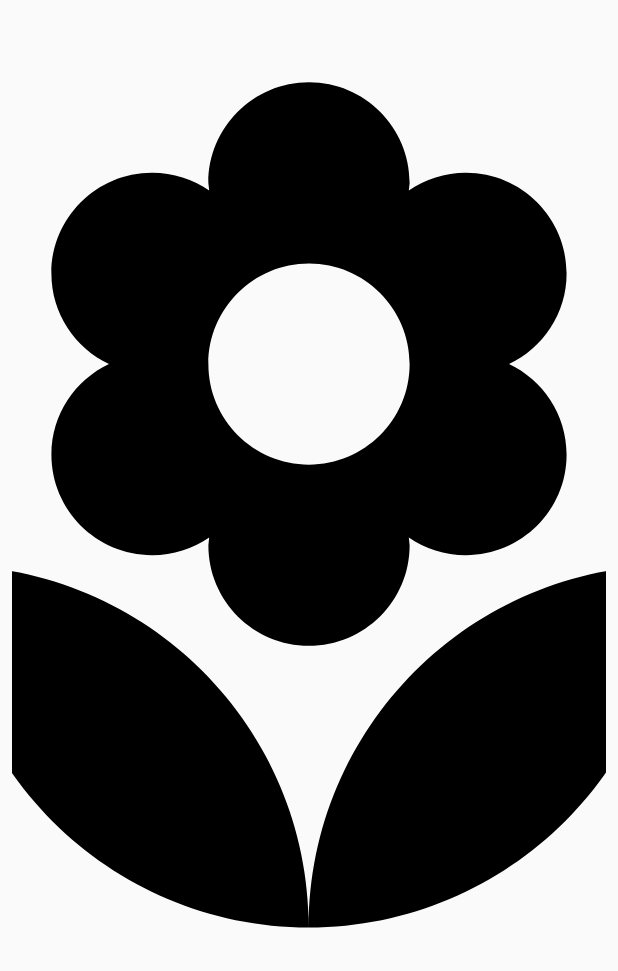
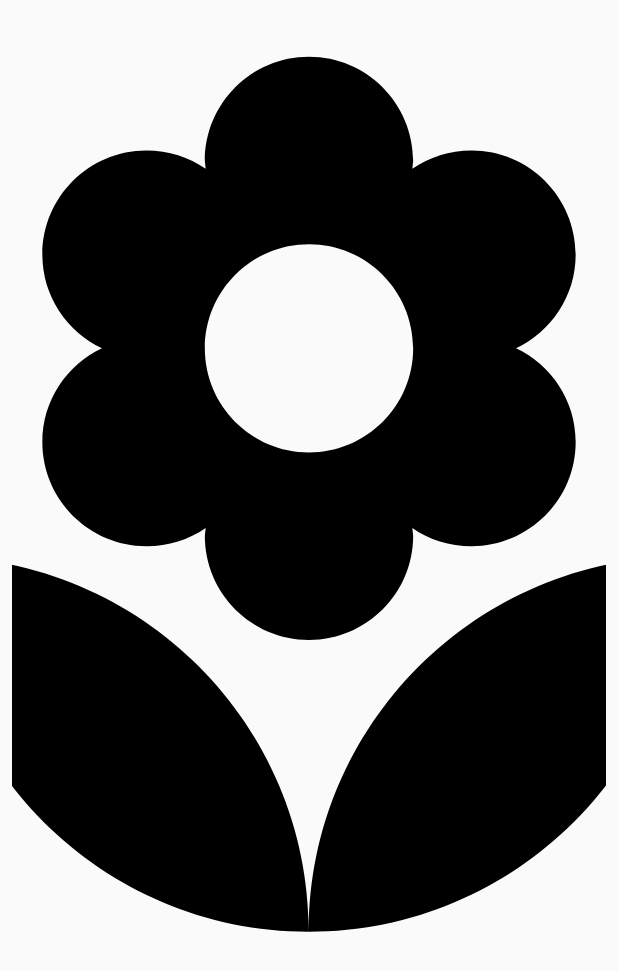
Before and after one commit to jeguaman/BEspeApp, an Android app: the layout fragment_tab_child.xml on its own in the app's theme, with its tools: preview values and no code run, on a phone screen of 412 x 824 dp. Shown: the top 971 px of the screen. Run offline under Robolectric (Android 15) with nearby library versions, the phone set to English and light mode, and no system bars; network calls fail.

Commit message:
cambios para modificar

```diff
--- a/app/src/main/java/com/teamj/joseguaman/bespeapp/fragments/ParentTabFragment.java
+++ b/app/src/main/java/com/teamj/joseguaman/bespeapp/fragments/ParentTabFragment.java
@@ -9,6 +9,7 @@ import android.util.Log;
 import android.view.LayoutInflater;
 import android.view.View;
 import android.view.ViewGroup;
+import android.widget.ImageView;
 import android.widget.Toast;
 
 import com.teamj.joseguaman.bespeapp.R;
@@ -26,6 +27,8 @@ public class ParentTabFragment extends Fragment {
     private TabLayout mTabLayout;
     private ViewPager mViewPager;
     private ViewPagerAdapter mAdapter;
+    private ImageView imageViewSiguiente;
+    private ImageView imageViewAtras;
 
     @Nullable
     @Override
@@ -60,6 +63,8 @@ public class ParentTabFragment extends Fragment {
         });
     }
 
+    //setCurrentItem + o - 1
+
     public void addPage(Area area) {
         Bundle bundle = new Bundle();
         bundle.putSerializable(Constants.$BUNDLE_AREA, area);
--- a/app/src/main/res/layout/fragment_tab_child.xml
+++ b/app/src/main/res/layout/fragment_tab_child.xml
@@ -3,49 +3,32 @@
     android:layout_width="match_parent"
     android:layout_height="match_parent"
     android:orientation="horizontal"
-    tools:context=".MainActivity">
-
-    <FrameLayout
-        android:layout_width="match_parent"
-        android:layout_height="match_parent"
-        android:paddingBottom="@dimen/activity_vertical_margin"
     android:paddingLeft="@dimen/activity_horizontal_margin"
     android:paddingRight="@dimen/activity_horizontal_margin"
-        android:paddingTop="@dimen/activity_vertical_margin">
+    tools:context=".MainActivity">
 
     <LinearLayout
         android:layout_width="match_parent"
         android:layout_height="match_parent"
         android:orientation="vertical">
 
-            <LinearLayout
-                android:layout_width="match_parent"
-                android:layout_height="wrap_content"
-                android:layout_weight="5">
-
         <ImageView
             android:id="@+id/image_area"
             android:layout_width="match_parent"
-                    android:layout_height="match_parent"
-                    android:padding="12dp"
+            android:layout_height="0dp"
+            android:layout_weight="5"
+            android:padding="10dp"
             android:scaleType="centerCrop"
             android:src="@drawable/ic_local_florist" />
-
-            </LinearLayout>
-
-            <LinearLayout
-                android:layout_width="match_parent"
-                android:layout_height="0dp"
-                android:layout_weight="1">
 
         <android.support.v7.widget.RecyclerView
             android:id="@+id/reclyclerViewLugares"
             android:layout_width="match_parent"
-                    android:layout_height="match_parent"
+            android:layout_height="0dp"
+            android:layout_weight="1"
             android:orientation="horizontal"
             android:scrollbars="horizontal" />
 
     </LinearLayout>
-        </LinearLayout>
-    </FrameLayout>
+
 </android.support.design.widget.CoordinatorLayout>
```
Also changed, not shown: app/src/main/res/layout/activity_main.xml (+18 -3 lines), app/src/main/res/layout/fragment_tab_parent.xml (+25 -22 lines). Lines whose indentation alone changed are shown as unchanged.
